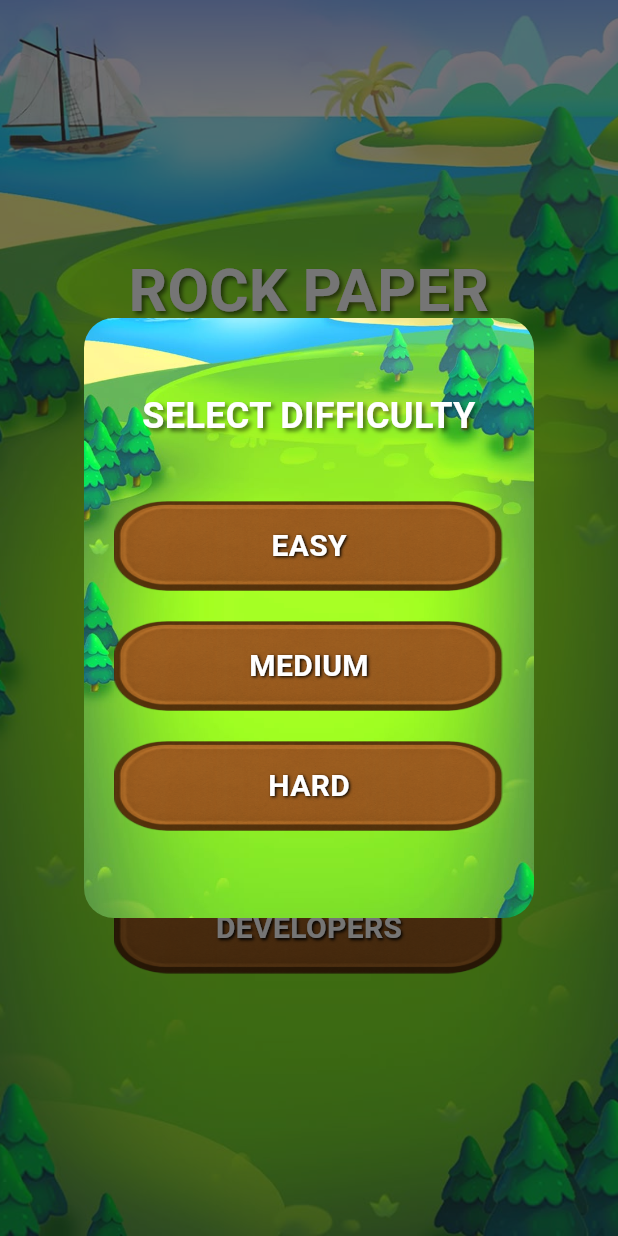
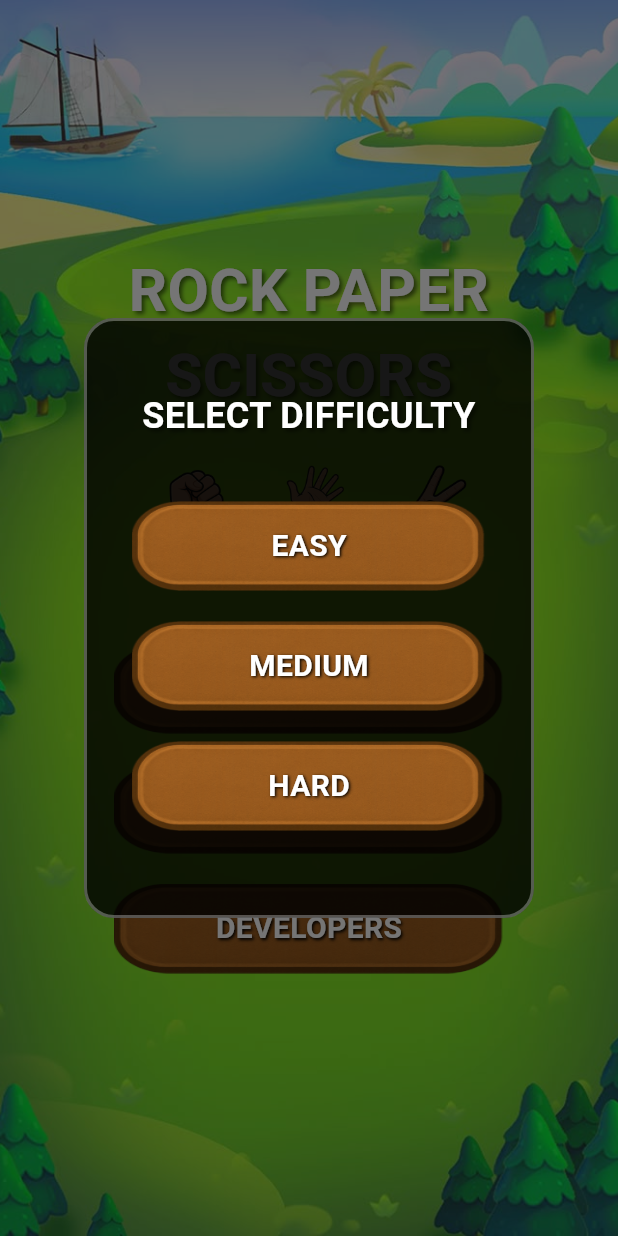
Before and after one commit to SanjanaJaya/rock-paper-scissors, a Flutter app: the screen it shows after launch, after a tap on "PLAYER VS AI", on a phone screen of 412 x 824 dp. Run offline on Flutter 3.47's test engine with Material 3 defaults, Android fonts, the phone set to English and light mode, and no system bars; missing offline and left inert: flame.

Commit message:
Update main.dart

```diff
--- a/rockpaperscisoors/lib/main.dart
+++ b/rockpaperscisoors/lib/main.dart
@@ -60,19 +60,14 @@
         return Dialog(
           backgroundColor: Colors.transparent,
           child: Container(
-            decoration: BoxDecoration(
-              image: DecorationImage(
-                image: AssetImage('assets/images/background_menu.png'),
-                fit: BoxFit.cover,
-              ),
-              borderRadius: BorderRadius.circular(20),
-            ),
-            child: ClipRRect(
-              borderRadius: BorderRadius.circular(20),
-              child: Container(
             width: 300,
             height: 400,
-                padding: EdgeInsets.all(20),
+            padding: EdgeInsets.all(30),
+            decoration: BoxDecoration(
+              color: Colors.black.withOpacity(0.8),
+              borderRadius: BorderRadius.circular(20),
+              border: Border.all(color: Colors.white.withOpacity(0.3), width: 2),
+            ),
             child: Column(
               mainAxisAlignment: MainAxisAlignment.center,
               children: [
@@ -133,8 +128,6 @@
                   },
                 ),
               ],
-                ),
-              ),
             ),
           ),
         );
```
Lines whose indentation alone changed are shown as unchanged.
